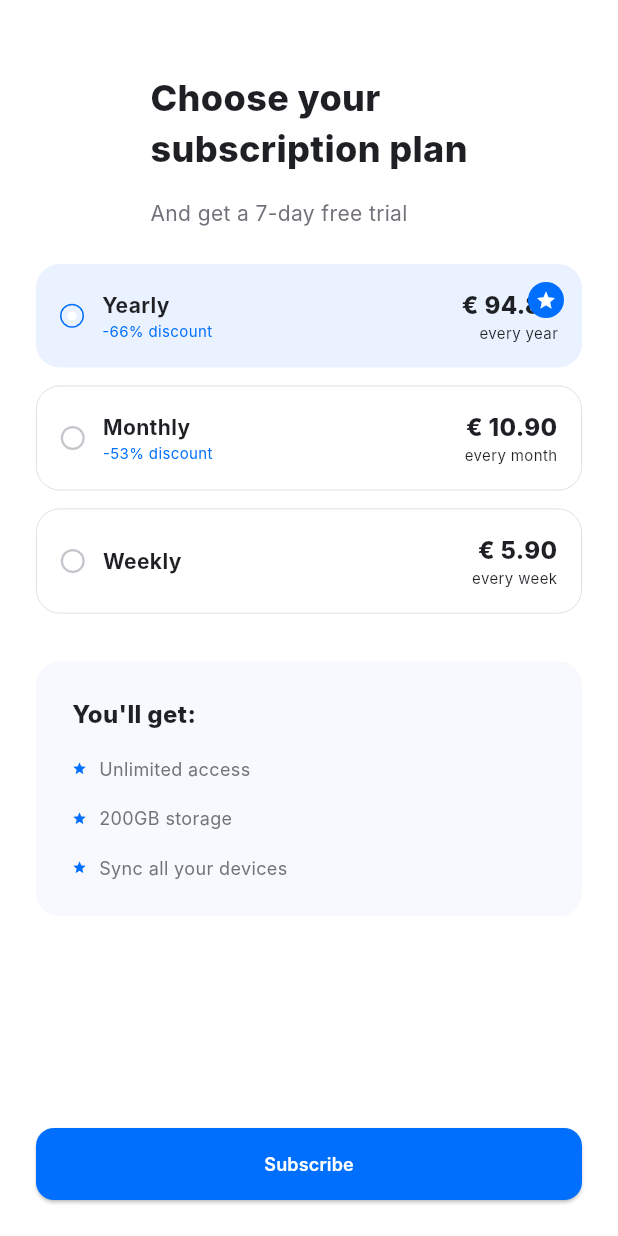
After one commit to SoulCRYSIS/cursor_poc, a Flutter app: the screen it shows after launch, after a tap on "Subscription Plans", on a phone screen of 412 x 824 dp. The commit adds this screen. Run offline on Flutter 3.47's test engine with Material 3 defaults, Android fonts, the phone set to English and light mode, and no system bars; Roboto replaces fonts that are missing (Inter).

Commit message:
sample screen

```diff
--- a/lib/main.dart
+++ b/lib/main.dart
@@ -1,5 +1,6 @@
 import 'package:flutter/material.dart';
 import 'screens/example_components_screen.dart';
+import 'screens/subscription_screen.dart';
 
 void main() {
   runApp(const MainApp());
@@ -76,6 +77,30 @@ class HomeScreen extends StatelessWidget {
                   ),
                 ),
               ),
+              const SizedBox(height: 16),
+              SizedBox(
+                width: double.infinity,
+                child: ElevatedButton.icon(
+                  onPressed: () {
+                    Navigator.push(
+                      context,
+                      MaterialPageRoute(
+                        builder: (context) => const SubscriptionScreen(),
+                      ),
+                    );
+                  },
+                  icon: const Icon(Icons.subscriptions),
+                  label: const Text('Subscription Plans'),
+                  style: ElevatedButton.styleFrom(
+                    backgroundColor: Colors.blue,
+                    foregroundColor: Colors.white,
+                    padding: const EdgeInsets.symmetric(vertical: 16),
+                    shape: RoundedRectangleBorder(
+                      borderRadius: BorderRadius.circular(12),
+                    ),
+                  ),
+                ),
+              ),
             ],
           ),
         ),
--- /dev/null
+++ b/lib/screens/subscription_screen.dart
@@ -0,0 +1,275 @@
+import 'package:flutter/material.dart';
+
+class SubscriptionScreen extends StatelessWidget {
+  const SubscriptionScreen({super.key});
+
+  @override
+  Widget build(BuildContext context) {
+    return Scaffold(
+      backgroundColor: Colors.white,
+      body: SafeArea(
+        child: Column(
+          children: [
+            Padding(
+              padding: const EdgeInsets.fromLTRB(32, 48, 32, 24),
+              child: Column(
+                crossAxisAlignment: CrossAxisAlignment.start,
+                children: [
+                  const Text(
+                    'Choose your\nsubscription plan',
+                    style: TextStyle(
+                      fontFamily: 'Inter',
+                      fontSize: 24,
+                      fontWeight: FontWeight.w800,
+                      color: Color(0xFF1F2024),
+                    ),
+                  ),
+                  const SizedBox(height: 16),
+                  Text(
+                    'And get a 7-day free trial',
+                    style: TextStyle(
+                      fontFamily: 'Inter',
+                      fontSize: 14,
+                      fontWeight: FontWeight.w400,
+                      color: Color(0xFF71727A),
+                    ),
+                  ),
+                ],
+              ),
+            ),
+            Expanded(
+              child: SingleChildScrollView(
+                child: Padding(
+                  padding: const EdgeInsets.symmetric(horizontal: 24),
+                  child: Column(
+                    children: [
+                      _buildPlanOption(
+                        title: 'Yearly',
+                        price: '€ 94.80',
+                        period: 'every year',
+                        discount: '-66% discount',
+                        isSelected: true,
+                        isRecommended: true,
+                      ),
+                      const SizedBox(height: 12),
+                      _buildPlanOption(
+                        title: 'Monthly',
+                        price: '€ 10.90',
+                        period: 'every month',
+                        discount: '-53% discount',
+                      ),
+                      const SizedBox(height: 12),
+                      _buildPlanOption(
+                        title: 'Weekly',
+                        price: '€ 5.90',
+                        period: 'every week',
+                      ),
+                      const SizedBox(height: 32),
+                      _buildBenefitsCard(),
+                    ],
+                  ),
+                ),
+              ),
+            ),
+            Padding(
+              padding: const EdgeInsets.all(24),
+              child: SizedBox(
+                width: double.infinity,
+                height: 48,
+                child: ElevatedButton(
+                  onPressed: () {},
+                  style: ElevatedButton.styleFrom(
+                    backgroundColor: const Color(0xFF006FFD),
+                    shape: RoundedRectangleBorder(
+                      borderRadius: BorderRadius.circular(12),
+                    ),
+                  ),
+                  child: const Text(
+                    'Subscribe',
+                    style: TextStyle(
+                      fontFamily: 'Inter',
+                      fontSize: 12,
+                      fontWeight: FontWeight.w600,
+                      color: Colors.white,
+                    ),
+                  ),
+                ),
+              ),
+            ),
+          ],
+        ),
+      ),
+    );
+  }
+
+  Widget _buildPlanOption({
+    required String title,
+    required String price,
+    required String period,
+    String? discount,
+    bool isSelected = false,
+    bool isRecommended = false,
+  }) {
+    return Container(
+      decoration: BoxDecoration(
+        color: isSelected ? const Color(0xFFEAF2FF) : Colors.white,
+        borderRadius: BorderRadius.circular(16),
+        border:
+            !isSelected
+                ? Border.all(color: const Color(0xFFD4D6DD), width: 0.5)
+                : null,
+      ),
+      child: Stack(
+        children: [
+          Padding(
+            padding: const EdgeInsets.all(16),
+            child: Row(
+              children: [
+                _buildRadioButton(isSelected),
+                const SizedBox(width: 12),
+                Expanded(
+                  child: Column(
+                    crossAxisAlignment: CrossAxisAlignment.start,
+                    children: [
+                      Text(
+                        title,
+                        style: const TextStyle(
+                          fontFamily: 'Inter',
+                          fontSize: 14,
+                          fontWeight: FontWeight.w700,
+                          color: Color(0xFF1F2024),
+                        ),
+                      ),
+                      if (discount != null)
+                        Text(
+                          discount,
+                          style: const TextStyle(
+                            fontFamily: 'Inter',
+                            fontSize: 10,
+                            fontWeight: FontWeight.w400,
+                            color: Color(0xFF006FFD),
+                          ),
+                        ),
+                    ],
+                  ),
+                ),
+                Column(
+                  crossAxisAlignment: CrossAxisAlignment.end,
+                  children: [
+                    Text(
+                      price,
+                      style: const TextStyle(
+                        fontFamily: 'Inter',
+                        fontSize: 16,
+                        fontWeight: FontWeight.w800,
+                        color: Color(0xFF1F2024),
+                      ),
+                    ),
+                    Text(
+                      period,
+                      style: const TextStyle(
+                        fontFamily: 'Inter',
+                        fontSize: 10,
+                        fontWeight: FontWeight.w400,
+                        color: Color(0xFF1F2024),
+                      ),
+                    ),
+                  ],
+                ),
+              ],
+            ),
+          ),
+          if (isRecommended)
+            Positioned(
+              top: 12,
+              right: 12,
+              child: Container(
+                width: 24,
+                height: 24,
+                decoration: const BoxDecoration(
+                  color: Color(0xFF006FFD),
+                  shape: BoxShape.circle,
+                ),
+                child: const Icon(Icons.star, color: Colors.white, size: 14),
+              ),
+            ),
+        ],
+      ),
+    );
+  }
+
+  Widget _buildRadioButton(bool isSelected) {
+    return Container(
+      width: 16,
+      height: 16,
+      decoration: BoxDecoration(
+        shape: BoxShape.circle,
+        border: Border.all(
+          color: isSelected ? const Color(0xFF006FFD) : const Color(0xFFC5C6CC),
+          width: isSelected ? 1 : 1.5,
+        ),
+      ),
+      child:
+          isSelected
+              ? Center(
+                child: Container(
+                  width: 6,
+                  height: 6,
+                  decoration: const BoxDecoration(
+                    color: Colors.white,
+                    shape: BoxShape.circle,
+                  ),
+                ),
+              )
+              : null,
+    );
+  }
+
+  Widget _buildBenefitsCard() {
+    return Container(
+      padding: const EdgeInsets.all(24),
+      decoration: BoxDecoration(
+        color: const Color(0xFFF8F9FE),
+        borderRadius: BorderRadius.circular(16),
+      ),
+      child: Column(
+        crossAxisAlignment: CrossAxisAlignment.start,
+        children: [
+          const Text(
+            'You\'ll get:',
+            style: TextStyle(
+              fontFamily: 'Inter',
+              fontSize: 16,
+              fontWeight: FontWeight.w800,
+              color: Color(0xFF1F2024),
+            ),
+          ),
+          const SizedBox(height: 16),
+          _buildBenefitItem('Unlimited access'),
+          const SizedBox(height: 16),
+          _buildBenefitItem('200GB storage'),
+          const SizedBox(height: 16),
+          _buildBenefitItem('Sync all your devices'),
+        ],
+      ),
+    );
+  }
+
+  Widget _buildBenefitItem(String text) {
+    return Row(
+      children: [
+        const Icon(Icons.star, color: Color(0xFF006FFD), size: 10),
+        const SizedBox(width: 8),
+        Text(
+          text,
+          style: const TextStyle(
+            fontFamily: 'Inter',
+            fontSize: 12,
+            fontWeight: FontWeight.w400,
+            color: Color(0xFF71727A),
+          ),
+        ),
+      ],
+    );
+  }
+}
```
Also changed, not shown: 1 other file.
